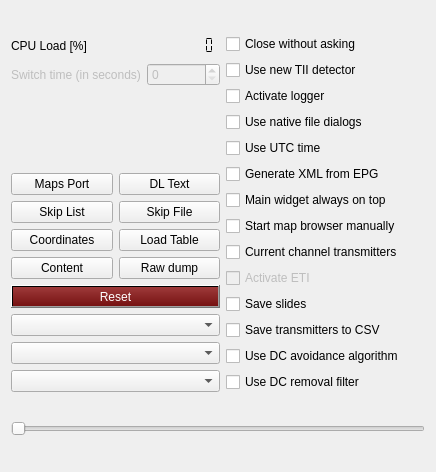
Before: the Qt Designer form src/configuration/configuration.ui in tomneda/DABstar, drawn with Qt 5.
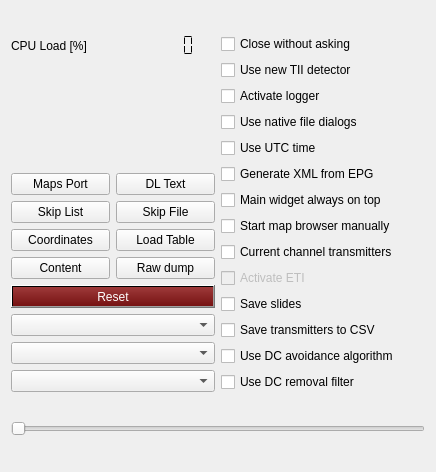
After: the same form once the commit is applied.

Commit message:
Remove deprecated switch time setting from UI
- Deleted QLabel and QSpinBox for switch time from form layout
- Removed disabled properties of label_2 and switchDelaySetting
- Cleaned up tooltip text associated with switchDelaySetting
- Retained remaining form layout elements without modification

```diff
--- a/src/configuration/configuration.ui
+++ b/src/configuration/configuration.ui
@@ -26,26 +26,6 @@
       <layout class="QVBoxLayout" name="verticalLayout_3">
        <item>
         <layout class="QFormLayout" name="formLayout">
-         <item row="1" column="0">
-          <widget class="QLabel" name="label_2">
-           <property name="enabled">
-            <bool>false</bool>
-           </property>
-           <property name="text">
-            <string>Switch time (in seconds)</string>
-           </property>
-          </widget>
-         </item>
-         <item row="1" column="1">
-          <widget class="QSpinBox" name="switchDelaySetting">
-           <property name="enabled">
-            <bool>false</bool>
-           </property>
-           <property name="toolTip">
-            <string>Set here the delay, when searching for data in a channel, in seconds</string>
-           </property>
-          </widget>
-         </item>
          <item row="0" column="0">
           <widget class="QLabel" name="label_7">
            <property name="maximumSize">
```
